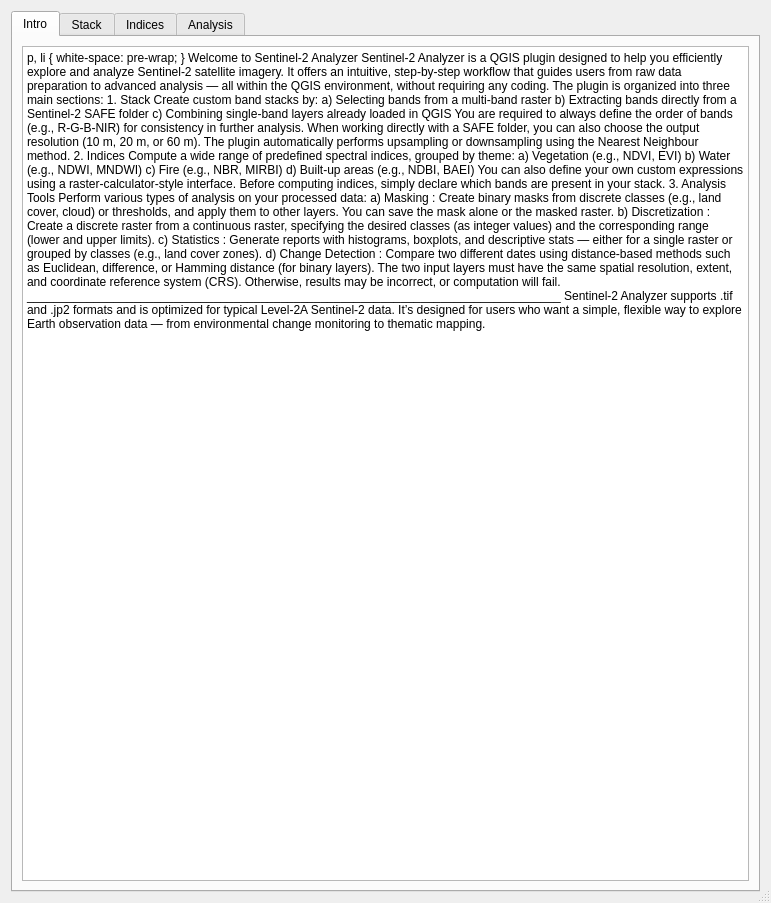
Qt form S2A_Code/sentinel2analyzer_dialog_base.ui (ThomasMartinoli/Sentinel2Analyzer_QGISplugin) before a commit.
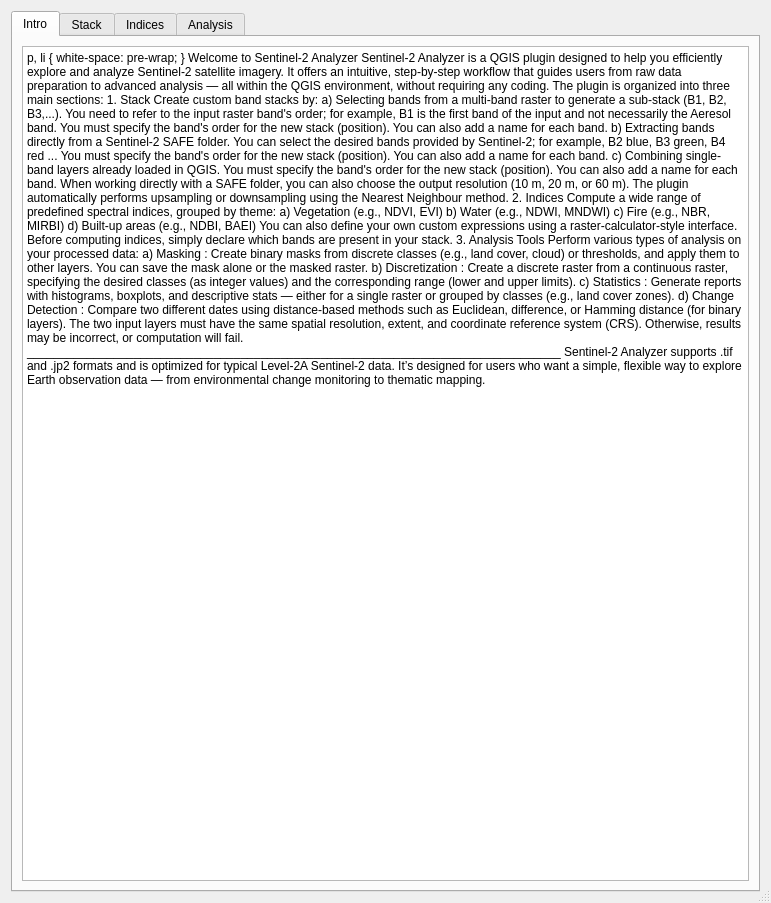
The same form after that commit. Icons and pictures are not drawn. Custom widgets are drawn as their Qt base class.

Patch:
```diff
--- a/S2A_Code/sentinel2analyzer_dialog_base.ui
+++ b/S2A_Code/sentinel2analyzer_dialog_base.ui
@@ -66,10 +66,9 @@
 &lt;p align=&quot;justify&quot; style=&quot; margin-top:12px; margin-bottom:12px; margin-left:10px; margin-right:10px; -qt-block-indent:0; text-indent:0px;&quot;&gt;&lt;span style=&quot; font-family:'Times New Roman'; font-size:12pt; color:#000000;&quot;&gt;The plugin is organized into three main sections:&lt;/span&gt;&lt;/p&gt;
 &lt;p align=&quot;justify&quot; style=&quot; margin-top:12px; margin-bottom:12px; margin-left:10px; margin-right:10px; -qt-block-indent:0; text-indent:0px;&quot;&gt;&lt;span style=&quot; font-family:'Times New Roman'; font-size:12pt; font-weight:600; color:#000000;&quot;&gt;1. Stack&lt;/span&gt;&lt;/p&gt;
 &lt;p align=&quot;justify&quot; style=&quot; margin-top:12px; margin-bottom:12px; margin-left:10px; margin-right:10px; -qt-block-indent:0; text-indent:0px;&quot;&gt;&lt;span style=&quot; font-family:'Times New Roman'; font-size:12pt; color:#000000;&quot;&gt;Create custom band stacks by:&lt;/span&gt;&lt;/p&gt;
-&lt;p align=&quot;justify&quot; style=&quot; margin-top:12px; margin-bottom:12px; margin-left:10px; margin-right:10px; -qt-block-indent:0; text-indent:0px;&quot;&gt;&lt;span style=&quot; font-family:'Times New Roman'; font-size:12pt; color:#000000;&quot;&gt;a) Selecting bands from a multi-band raster&lt;/span&gt;&lt;/p&gt;
-&lt;p align=&quot;justify&quot; style=&quot; margin-top:12px; margin-bottom:12px; margin-left:10px; margin-right:10px; -qt-block-indent:0; text-indent:0px;&quot;&gt;&lt;span style=&quot; font-family:'Times New Roman'; font-size:12pt; color:#000000;&quot;&gt;b) Extracting bands directly from a Sentinel-2 SAFE folder&lt;/span&gt;&lt;/p&gt;
-&lt;p align=&quot;justify&quot; style=&quot; margin-top:12px; margin-bottom:12px; margin-left:10px; margin-right:10px; -qt-block-indent:0; text-indent:0px;&quot;&gt;&lt;span style=&quot; font-family:'Times New Roman'; font-size:12pt; color:#000000;&quot;&gt;c) Combining single-band layers already loaded in QGIS&lt;/span&gt;&lt;/p&gt;
-&lt;p align=&quot;justify&quot; style=&quot; margin-top:12px; margin-bottom:12px; margin-left:10px; margin-right:10px; -qt-block-indent:0; text-indent:0px;&quot;&gt;&lt;span style=&quot; font-family:'Times New Roman'; font-size:12pt; color:#000000;&quot;&gt;You are required to always define the order of bands (e.g., R-G-B-NIR) for consistency in further analysis.&lt;/span&gt;&lt;/p&gt;
+&lt;p align=&quot;justify&quot; style=&quot; margin-top:12px; margin-bottom:12px; margin-left:10px; margin-right:10px; -qt-block-indent:0; text-indent:0px;&quot;&gt;&lt;span style=&quot; font-family:'Times New Roman'; font-size:12pt; color:#000000;&quot;&gt;a) Selecting bands from a multi-band raster to generate a sub-stack (B1, B2, B3,...). &lt;br /&gt;    You need to refer to the input raster band's order; for example, B1 is the first band&lt;br /&gt;    of the input and not necessarily the Aeresol band.  &lt;br /&gt;    You must specify the band's order for the new stack (position). You can also add a&lt;br /&gt;    name for each band.&lt;/span&gt;&lt;/p&gt;
+&lt;p align=&quot;justify&quot; style=&quot; margin-top:12px; margin-bottom:12px; margin-left:10px; margin-right:10px; -qt-block-indent:0; text-indent:0px;&quot;&gt;&lt;span style=&quot; font-family:'Times New Roman'; font-size:12pt; color:#000000;&quot;&gt;b) Extracting bands directly from a Sentinel-2 SAFE folder. You can select the  &lt;br /&gt;    desired bands provided by Sentinel-2; for example, B2 blue, B3 green, B4 red ...&lt;br /&gt;    You must specify the band's order for the new stack (position). You can also add a&lt;br /&gt;    name for each band.&lt;/span&gt;&lt;/p&gt;
+&lt;p align=&quot;justify&quot; style=&quot; margin-top:12px; margin-bottom:12px; margin-left:10px; margin-right:10px; -qt-block-indent:0; text-indent:0px;&quot;&gt;&lt;span style=&quot; font-family:'Times New Roman'; font-size:12pt; color:#000000;&quot;&gt;c) Combining single-band layers already loaded in QGIS.&lt;br /&gt;    You must specify the band's order for the new stack (position). You can also add a&lt;br /&gt;    name for each band.&lt;/span&gt;&lt;/p&gt;
 &lt;p align=&quot;justify&quot; style=&quot; margin-top:12px; margin-bottom:12px; margin-left:10px; margin-right:10px; -qt-block-indent:0; text-indent:0px;&quot;&gt;&lt;span style=&quot; font-family:'Times New Roman'; font-size:12pt; color:#000000;&quot;&gt;When working directly with a SAFE folder, you can also choose the output resolution (10 m, 20 m, or 60 m). The plugin automatically performs upsampling or downsampling using the &lt;br /&gt;Nearest Neighbour method.&lt;/span&gt;&lt;/p&gt;
 &lt;p align=&quot;justify&quot; style=&quot; margin-top:12px; margin-bottom:12px; margin-left:10px; margin-right:10px; -qt-block-indent:0; text-indent:0px;&quot;&gt;&lt;span style=&quot; font-family:'Times New Roman'; font-size:12pt; font-weight:600; color:#000000;&quot;&gt;2. Indices&lt;/span&gt;&lt;/p&gt;
 &lt;p align=&quot;justify&quot; style=&quot; margin-top:12px; margin-bottom:12px; margin-left:10px; margin-right:10px; -qt-block-indent:0; text-indent:0px;&quot;&gt;&lt;span style=&quot; font-family:'Times New Roman'; font-size:12pt; color:#000000;&quot;&gt;Compute a wide range of predefined spectral indices, grouped by theme:&lt;/span&gt;&lt;/p&gt;
```
